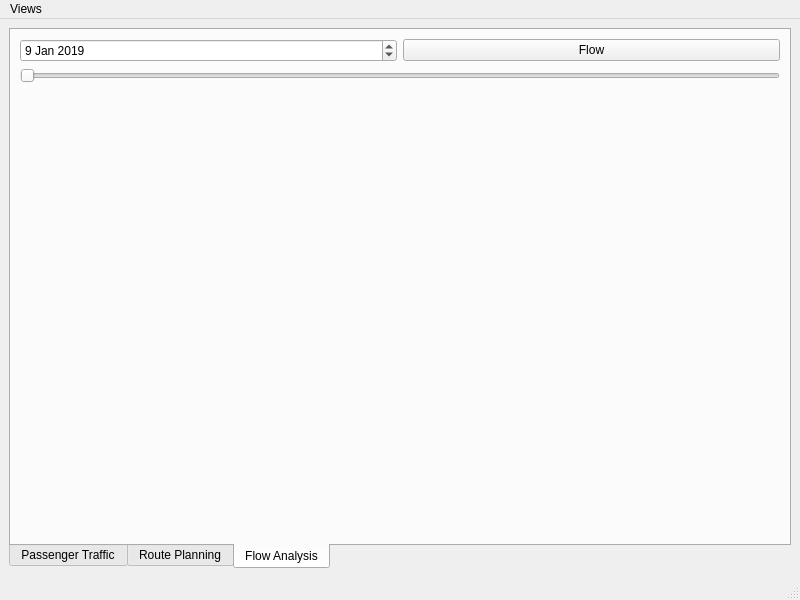
This is src/mainwindow.ui in skyzh/Meteor as Qt 5 draws it before an edit. The edited form follows.
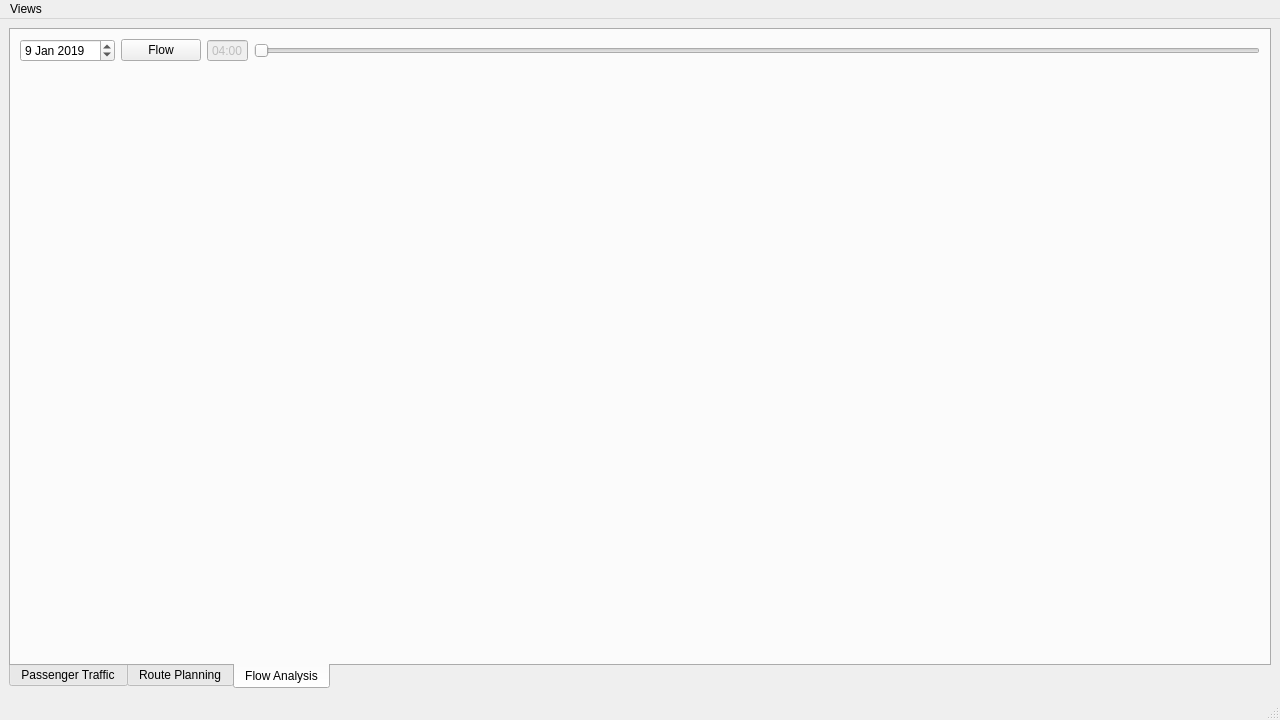
This is the edited form. The open tabs and pages were chosen to show the change.

Commit message: add slider on touchbar

Diff of the .ui file:
```diff
--- a/src/mainwindow.ui
+++ b/src/mainwindow.ui
@@ -6,8 +6,8 @@
    <rect>
     <x>0</x>
     <y>0</y>
-    <width>800</width>
-    <height>600</height>
+    <width>1280</width>
+    <height>720</height>
    </rect>
   </property>
   <property name="windowTitle">
@@ -39,7 +39,7 @@
        <enum>QTabWidget::Rounded</enum>
       </property>
       <property name="currentIndex">
-       <number>2</number>
+       <number>0</number>
       </property>
       <property name="usesScrollButtons">
        <bool>false</bool>
@@ -359,12 +359,45 @@
           </item>
           <item>
            <widget class="QPushButton" name="pushButtonFlow">
+            <property name="sizePolicy">
+             <sizepolicy hsizetype="Maximum" vsizetype="Fixed">
+              <horstretch>0</horstretch>
+              <verstretch>0</verstretch>
+             </sizepolicy>
+            </property>
             <property name="text">
              <string>Flow</string>
             </property>
            </widget>
           </item>
-         </layout>
+          <item>
+           <widget class="QTimeEdit" name="flowTime">
+            <property name="enabled">
+             <bool>false</bool>
+            </property>
+            <property name="sizePolicy">
+             <sizepolicy hsizetype="Maximum" vsizetype="Fixed">
+              <horstretch>0</horstretch>
+              <verstretch>0</verstretch>
+             </sizepolicy>
+            </property>
+            <property name="buttonSymbols">
+             <enum>QAbstractSpinBox::NoButtons</enum>
+            </property>
+            <property name="dateTime">
+             <datetime>
+              <hour>4</hour>
+              <minute>0</minute>
+              <second>0</second>
+              <year>2019</year>
+              <month>1</month>
+              <day>1</day>
+             </datetime>
+            </property>
+            <property name="displayFormat">
+             <string>hh:mm</string>
+            </property>
+           </widget>
         </item>
         <item>
          <widget class="QSlider" name="sliderTime">
@@ -376,6 +409,8 @@
           </property>
          </widget>
         </item>
+         </layout>
+        </item>
         <item>
          <widget class="QFrame" name="frameFlow">
           <property name="sizePolicy">
@@ -420,7 +455,7 @@
     <rect>
      <x>0</x>
      <y>0</y>
-     <width>800</width>
+     <width>1280</width>
      <height>22</height>
     </rect>
    </property>
```
Lines whose indentation alone changed are shown as unchanged. The commit also changes 5 other files.
